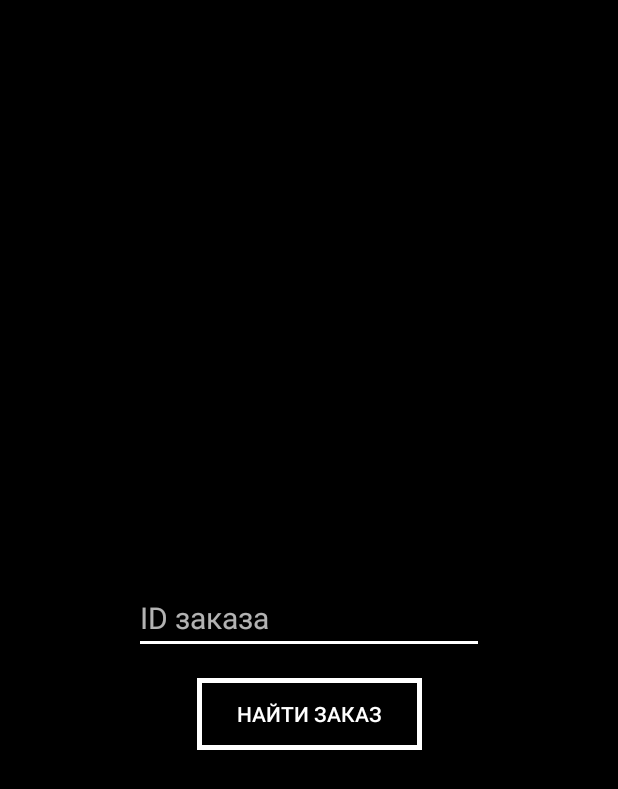
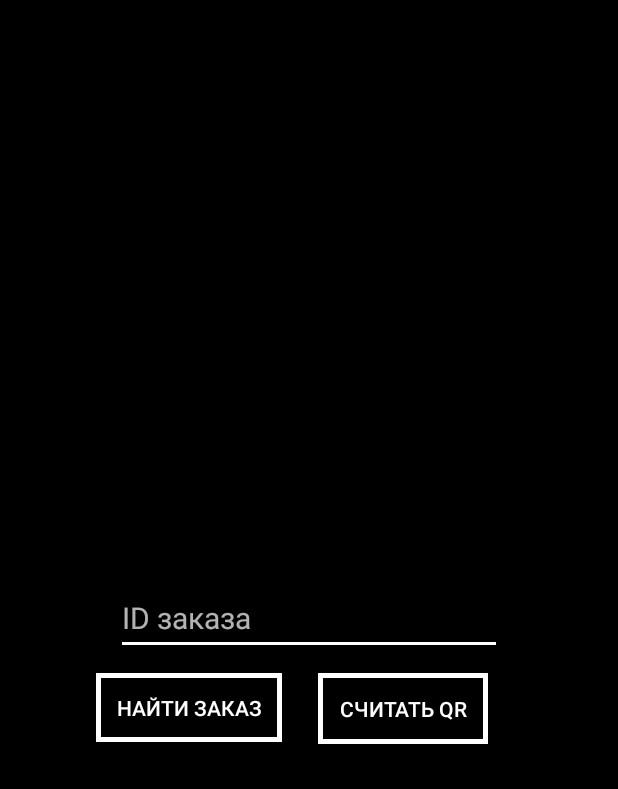
Before and after one commit to MrSwimmer/CoffeeTeaAdmin, an Android app: the layout fragment_give_prod.xml on its own in the app's theme, with its tools: preview values and no code run, on a phone screen of 412 x 824 dp. Shown: the top 789 px of the screen. Run offline under Robolectric (Android 15) with nearby library versions, the phone set to English and light mode, and no system bars.

Commit message:
-Добавлен крест

```diff
--- a/app/build.gradle
+++ b/app/build.gradle
@@ -47,6 +47,7 @@ dependencies {
     compile 'com.google.firebase:firebase-storage:12.0.0'
     compile 'com.kelvinapps:rxfirebase:0.0.15'
     compile 'com.android.support:design:26.1.0'
+    compile 'com.dlazaro66.qrcodereaderview:qrcodereaderview:2.0.2'
 }
 
 
--- a/app/src/main/AndroidManifest.xml
+++ b/app/src/main/AndroidManifest.xml
@@ -1,7 +1,8 @@
 <?xml version="1.0" encoding="utf-8"?>
 <manifest xmlns:android="http://schemas.android.com/apk/res/android"
     package="com.mrswimmer.coffeeteaadmin">
-
+<uses-permission
+    android:name="android.permission.CAMERA"/>
     <application
         android:allowBackup="true"
         android:icon="@mipmap/ic_launcher"
@@ -20,6 +21,7 @@
         <activity android:name=".presentation.main.activity.MainActivity" />
         <activity android:name=".presentation.splash.intro.IntroActivity" />
         <activity android:name=".presentation.auth.activity.AuthActivity" />
+        <activity android:name=".presentation.main.fragment.give_prod.QRead" />
         <activity android:name=".presentation.main.fragment.choose_count.ChooseCountDialog"/>
     </application>
 
--- a/app/src/main/java/com/mrswimmer/coffeeteaadmin/data/settings/Screens.java
+++ b/app/src/main/java/com/mrswimmer/coffeeteaadmin/data/settings/Screens.java
@@ -37,4 +37,5 @@ public interface Screens {
     String CHOOSE_PROD = "choose prod";
     String NEW_SHOP = "new shop";
     String INFO_SCREEN = "info screen";
+    String QR_READ_SCREEN = "qr read screen";
 }
--- a/app/src/main/java/com/mrswimmer/coffeeteaadmin/di/AppComponent.java
+++ b/app/src/main/java/com/mrswimmer/coffeeteaadmin/di/AppComponent.java
@@ -12,7 +12,9 @@ import com.mrswimmer.coffeeteaadmin.presentation.main.fragment.catalog.CatalogFr
 import com.mrswimmer.coffeeteaadmin.presentation.main.fragment.catalog.recycler.ProductsAdapter;
 import com.mrswimmer.coffeeteaadmin.presentation.main.fragment.choose_count.ChooseCountDialog;
 import com.mrswimmer.coffeeteaadmin.presentation.main.fragment.filter.FilterFragmentPresenter;
+import com.mrswimmer.coffeeteaadmin.presentation.main.fragment.give_prod.GiveProdFragment;
 import com.mrswimmer.coffeeteaadmin.presentation.main.fragment.give_prod.GiveProdFragmentPresenter;
+import com.mrswimmer.coffeeteaadmin.presentation.main.fragment.give_prod.QRead;
 import com.mrswimmer.coffeeteaadmin.presentation.main.fragment.new_prod.NewProdFragmentPresenter;
 import com.mrswimmer.coffeeteaadmin.presentation.main.fragment.new_shop.NewShopFragmentPresenter;
 import com.mrswimmer.coffeeteaadmin.presentation.main.fragment.order.OrderFragmentPresenter;
@@ -64,4 +66,8 @@ public interface AppComponent {
     void inject(ProductsInOrderAdapter productsInOrderAdapter);
 
     void inject(NewShopFragmentPresenter newShopFragmentPresenter);
+
+    void inject(QRead qRead);
+
+    void inject(GiveProdFragment giveProdFragment);
 }
--- a/app/src/main/java/com/mrswimmer/coffeeteaadmin/domain/utils/GlobalNavigator.java
+++ b/app/src/main/java/com/mrswimmer/coffeeteaadmin/domain/utils/GlobalNavigator.java
@@ -5,10 +5,12 @@ import android.content.Intent;
 import android.net.Uri;
 import android.support.v4.app.TaskStackBuilder;
 import android.util.Log;
+import android.widget.Toast;
 
 import com.mrswimmer.coffeeteaadmin.data.settings.Screens;
 import com.mrswimmer.coffeeteaadmin.presentation.auth.activity.AuthActivity;
 import com.mrswimmer.coffeeteaadmin.presentation.main.activity.MainActivity;
+import com.mrswimmer.coffeeteaadmin.presentation.main.fragment.give_prod.QRead;
 import com.mrswimmer.coffeeteaadmin.presentation.splash.intro.IntroActivity;
 
 import ru.terrakok.cicerone.Navigator;
@@ -46,6 +48,10 @@ public class GlobalNavigator implements Navigator {
                     intent.setData(Uri.parse("market://details?id=com.mrswimmer.coffeetea"));
                     activity.startActivity(intent);
                     break;
+                case Screens.QR_READ_SCREEN:
+                    Intent intentqr = new Intent(activity, QRead.class);
+                    activity.startActivity(intentqr);
+                    break;
             }
         }
     }
--- a/app/src/main/res/layout/fragment_give_prod.xml
+++ b/app/src/main/res/layout/fragment_give_prod.xml
@@ -2,13 +2,14 @@
 <android.support.constraint.ConstraintLayout
     xmlns:android="http://schemas.android.com/apk/res/android"
     xmlns:app="http://schemas.android.com/apk/res-auto"
+    xmlns:tools="http://schemas.android.com/tools"
     android:layout_width="match_parent"
     android:layout_height="match_parent">
 
     <EditText
         android:id="@+id/give_prod_order_id"
-        android:layout_width="wrap_content"
-        android:layout_height="wrap_content"
+        android:layout_width="257dp"
+        android:layout_height="49dp"
         android:ems="10"
         android:hint="ID заказа"
         android:inputType="textPersonName"
@@ -20,12 +21,27 @@
 
     <Button
         android:id="@+id/give_prod_find"
-        android:layout_width="150dp"
-        android:layout_height="wrap_content"
-        android:layout_marginTop="16dp"
+        android:layout_width="124dp"
+        android:layout_height="46dp"
+        android:layout_marginStart="64dp"
+        android:layout_marginTop="12dp"
         android:background="@drawable/button_background_transparent"
+        android:elevation="1dp"
         android:text="Найти заказ"
-        app:layout_constraintLeft_toLeftOf="parent"
-        app:layout_constraintRight_toRightOf="parent"
+        app:layout_constraintStart_toStartOf="parent"
+        app:layout_constraintTop_toBottomOf="@+id/give_prod_order_id" />
+
+    <Button
+        android:id="@+id/qrReadButton"
+        android:layout_width="113dp"
+        android:layout_height="47dp"
+        android:layout_marginEnd="8dp"
+        android:layout_marginStart="8dp"
+        android:layout_marginTop="12dp"
+        android:background="@drawable/button_background_transparent"
+        android:text="Считать QR"
+        app:layout_constraintEnd_toEndOf="parent"
+        app:layout_constraintHorizontal_bias="0.166"
+        app:layout_constraintStart_toEndOf="@+id/give_prod_find"
         app:layout_constraintTop_toBottomOf="@+id/give_prod_order_id" />
 </android.support.constraint.ConstraintLayout>
--- a/build.gradle
+++ b/build.gradle
@@ -9,6 +9,7 @@ buildscript {
     dependencies {
         classpath 'com.android.tools.build:gradle:3.0.1'
         classpath 'com.google.gms:google-services:3.1.0'
+
 
         // NOTE: Do not place your application dependencies here; they belong
         // in the individual module build.gradle files
```
Also changed, not shown: app/src/main/java/com/mrswimmer/coffeeteaadmin/presentation/main/fragment/give_prod/GiveProdFragment.java (+56 -0 lines), app/src/main/java/com/mrswimmer/coffeeteaadmin/presentation/main/fragment/give_prod/QRead.java (added, +71 -0 lines), app/src/main/res/layout/activity_qr.xml (added, +18 -0 lines).
